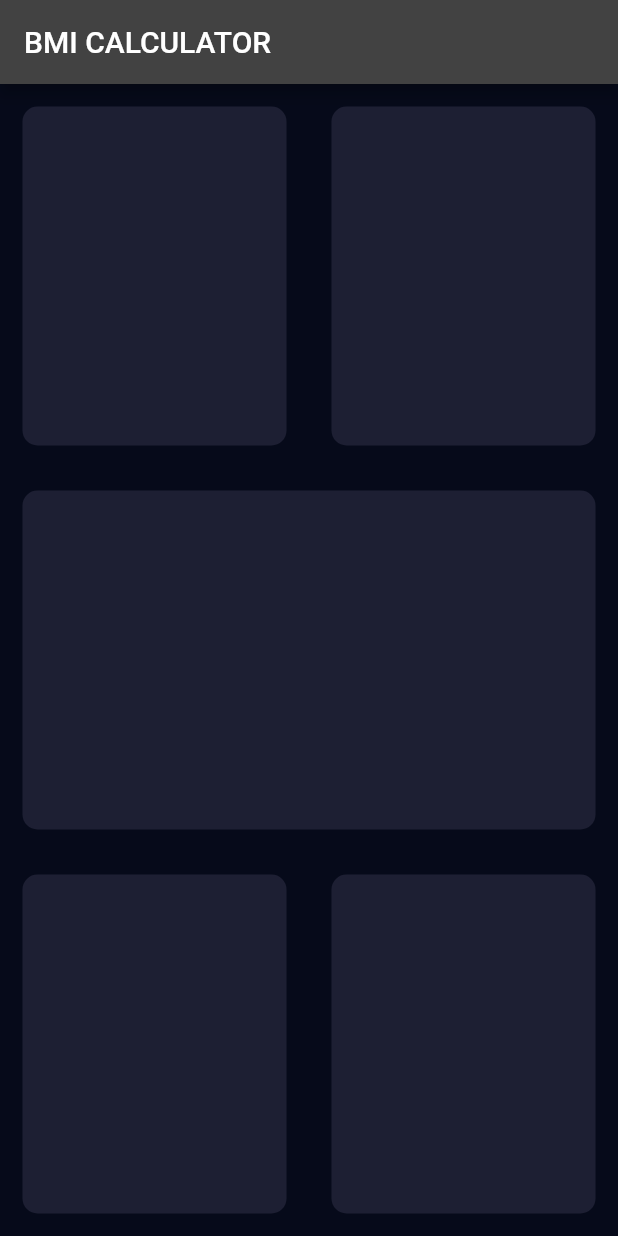
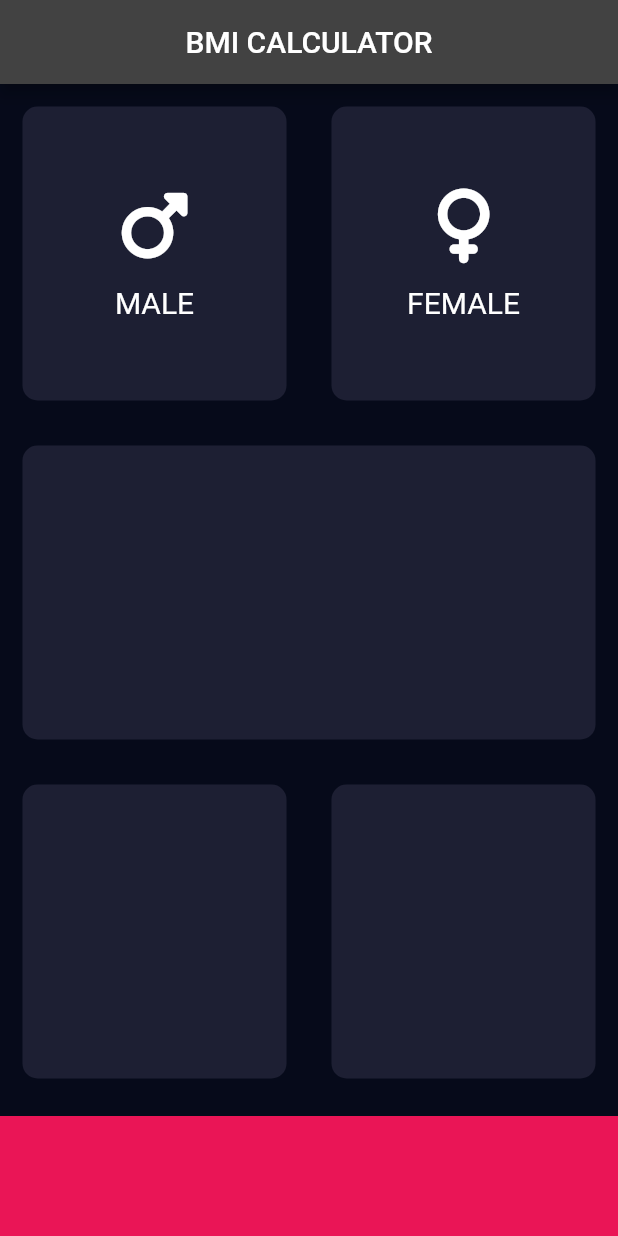
Before and after one commit to shardhayv/BMICalculator, a Flutter app: the screen it shows after launch, on a phone screen of 412 x 824 dp. Run offline on Flutter 3.47's test engine with Material 2 defaults, Android fonts, the phone set to English and light mode, and no system bars; our stand-ins replace font_awesome_flutter.

Commit message:
enum for gender done

```diff
--- /dev/null
+++ b/lib/card_view.dart
@@ -0,0 +1,22 @@
+import 'package:flutter/cupertino.dart';
+
+class ReusableCard extends StatelessWidget {
+  const ReusableCard({super.key, required this.colour, this.cardChild});
+
+  final Color colour;
+  final Widget? cardChild;
+
+  @override
+  Widget build(BuildContext context) {
+    return Container(
+      margin: const EdgeInsets.all(15),
+      decoration: BoxDecoration(
+        color: colour,
+        borderRadius: const BorderRadius.all(
+          Radius.circular(10),
+        ),
+      ),
+      child: cardChild,
+    );
+  }
+}
--- /dev/null
+++ b/lib/icon_view.dart
@@ -0,0 +1,36 @@
+import 'package:flutter/cupertino.dart';
+
+class CardData extends StatelessWidget {
+  const CardData(
+      {super.key,
+      required this.textColour,
+      required this.iconColour,
+      required this.iconName,
+      required this.label});
+
+  final Color textColour;
+  final Color iconColour;
+  final IconData iconName;
+  final String label;
+
+  @override
+  Widget build(BuildContext context) {
+    return Column(
+      mainAxisAlignment: MainAxisAlignment.center,
+      children: [
+        Icon(
+          iconName,
+          size: 50,
+          color: iconColour,
+        ),
+        const SizedBox(
+          height: 15,
+        ),
+        Text(
+          label,
+          style: TextStyle(fontSize: 20, color: textColour),
+        ),
+      ],
+    );
+  }
+}
--- a/lib/input_page.dart
+++ b/lib/input_page.dart
@@ -1,4 +1,17 @@
 import 'package:flutter/material.dart';
+import 'package:font_awesome_flutter/font_awesome_flutter.dart';
+
+import 'card_view.dart';
+import 'icon_view.dart';
+
+const bottomContainerHeight = 80.0;
+const cardColour = Color(0xff1D1F33);
+const activeCardCOlour = Color.fromARGB(255, 22, 14, 14);
+const bottomCOntainerColour = Color(0xffEA1556);
+const iconColour = Color(0xffFFFFFF);
+const textColour = Color(0xffFFFFFF);
+
+enum Gender { male, female }
 
 class InputPage extends StatefulWidget {
   const InputPage({super.key});
@@ -8,25 +21,75 @@ class InputPage extends StatefulWidget {
 }
 
 class _InputPageState extends State<InputPage> {
+  Color maleCardColour = cardColour;
+  Color femaleCardColour = cardColour;
+
+  void updateCardColour(Gender gender) {
+    // 1 mans male card pressed
+    if (gender == Gender.male) {
+      if (maleCardColour == cardColour) {
+        maleCardColour = activeCardCOlour;
+        femaleCardColour = cardColour;
+      } else {
+        maleCardColour = cardColour;
+      }
+    }
+    if (gender == Gender.female) {
+      if (femaleCardColour == cardColour) {
+        femaleCardColour = activeCardCOlour;
+        maleCardColour = cardColour;
+      } else {
+        femaleCardColour = cardColour;
+      }
+    }
+  }
+
   @override
   Widget build(BuildContext context) {
     return Scaffold(
       appBar: AppBar(
         title: const Text('BMI CALCULATOR'),
+        centerTitle: true,
       ),
       body: Column(
         children: <Widget>[
           Expanded(
             child: Row(
-              children: const [
+              children: [
                 Expanded(
-                  child: ReusableCard(
-                    colour: Color(0xff1D1F33),
+                  child: GestureDetector(
+                    onTap: () {
+                      setState(() {
+                        updateCardColour(Gender.male);
+                      });
+                    },
+                    child: ReusableCard(
+                      cardChild: const CardData(
+                        textColour: iconColour,
+                        iconColour: textColour,
+                        iconName: FontAwesomeIcons.mars,
+                        label: 'MALE',
+                      ),
+                      colour: maleCardColour,
+                    ),
                   ),
                 ),
                 Expanded(
-                  child: ReusableCard(
-                    colour: Color(0xff1D1F33),
+                  child: GestureDetector(
+                    onTap: () {
+                      setState(() {
+                        updateCardColour(Gender.female);
+                      });
+                    },
+                    child: ReusableCard(
+                      cardChild: const CardData(
+                        textColour: iconColour,
+                        iconColour: textColour,
+                        iconName: FontAwesomeIcons.venus,
+                        label: 'FEMALE',
+                      ),
+                      colour: femaleCardColour,
+                    ),
                   ),
                 ),
               ],
@@ -34,7 +97,7 @@ class _InputPageState extends State<InputPage> {
           ),
           const Expanded(
             child: ReusableCard(
-              colour: Color(0xff1D1F33),
+              colour: cardColour,
             ),
           ),
           Expanded(
@@ -42,38 +105,25 @@ class _InputPageState extends State<InputPage> {
               children: const [
                 Expanded(
                   child: ReusableCard(
-                    colour: Color(0xff1D1F33),
+                    colour: cardColour,
                   ),
                 ),
                 Expanded(
                   child: ReusableCard(
-                    colour: Color(0xff1D1F33),
+                    colour: cardColour,
                   ),
                 ),
               ],
             ),
           ),
+          Container(
+            margin: const EdgeInsets.only(top: 10.0),
+            color: bottomCOntainerColour,
+            width: double.infinity,
+            height: bottomContainerHeight,
+          )
         ],
       ),
     );
   }
 }
-
-class ReusableCard extends StatelessWidget {
-  const ReusableCard({super.key, required this.colour});
-
-  final Color colour;
-
-  @override
-  Widget build(BuildContext context) {
-    return Container(
-      margin: const EdgeInsets.all(15),
-      decoration: BoxDecoration(
-        color: colour,
-        borderRadius: const BorderRadius.all(
-          Radius.circular(10),
-        ),
-      ),
-    );
-  }
-}
--- a/lib/main.dart
+++ b/lib/main.dart
@@ -10,6 +10,7 @@ class BMICalculator extends StatelessWidget {
   @override
   Widget build(BuildContext context) {
     return MaterialApp(
+      debugShowCheckedModeBanner: false,
       theme: ThemeData.dark().copyWith(
           primaryColor: const Color(0xff090C22),
           scaffoldBackgroundColor: const Color(0xff060A1A)),
```
Also changed, not shown: pubspec.yaml (+5 -63 lines), pubspec.lock.
